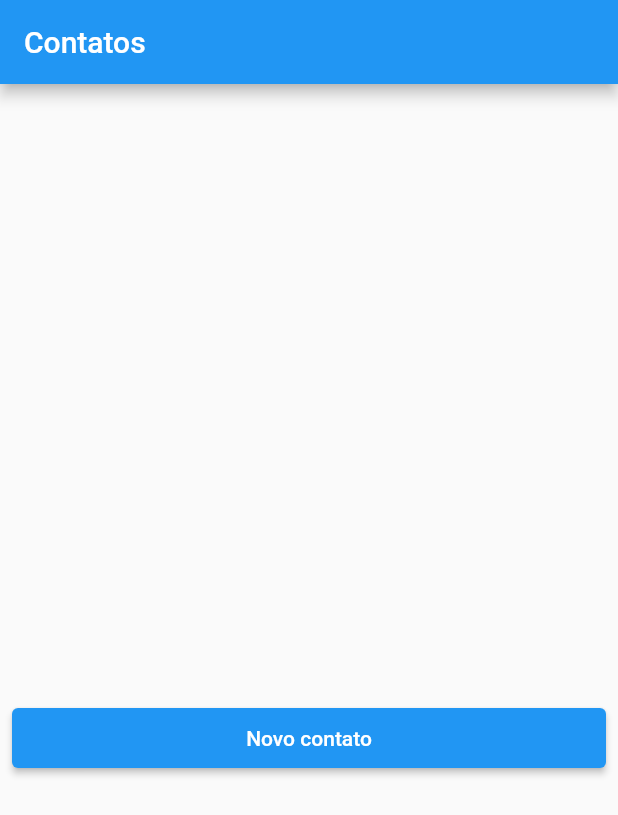
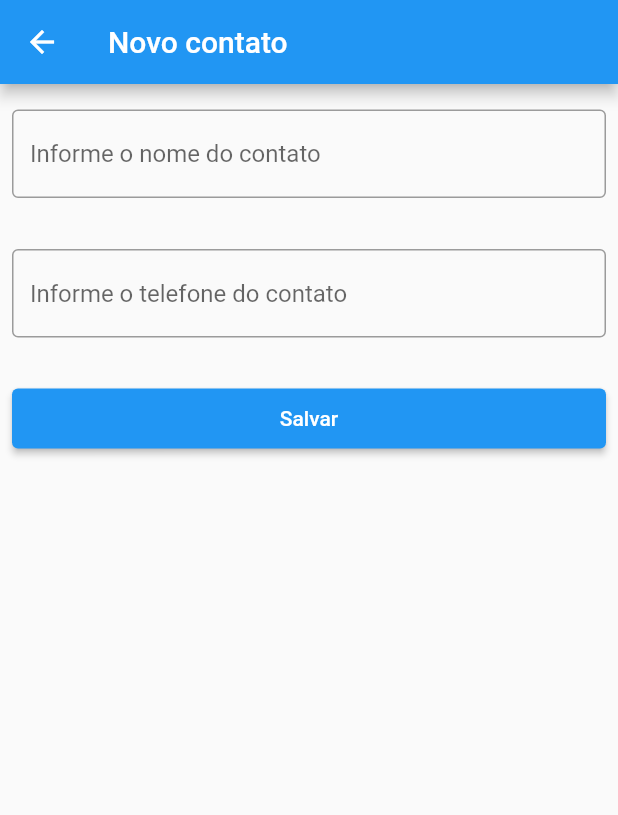
Before and after one commit to wilker123/schedule_app_with_sqlite, a Flutter app: the screen it shows after launch, after a tap on "Novo contato", on a phone screen of 412 x 824 dp. Shown: the top 815 px of the screen. Run offline on Flutter 3.47's test engine with Material 2 defaults, Android fonts, the phone set to English and light mode, and no system bars; our stand-ins replace get_it, sqflite; accounts and stored records are empty.

Commit message:
Created postContact screen

```diff
--- a/schedule_app/lib/bd/database_helper.dart
+++ b/schedule_app/lib/bd/database_helper.dart
@@ -2,6 +2,7 @@ import 'package:path/path.dart';
 import 'package:sqflite/sqflite.dart';
 
 class DataBaseHelper {
+  // ignore: prefer_typing_uninitialized_variables
   static late var database;
 
   Future<Database> getDB() async {
--- a/schedule_app/lib/pages/list_contacts.dart
+++ b/schedule_app/lib/pages/list_contacts.dart
@@ -1,5 +1,6 @@
 import 'package:flutter/material.dart';
 import 'package:get_it/get_it.dart';
+import 'package:schedule_app/pages/post_contact.dart';
 
 import '../bd/contact_table.dart';
 import '../models/contact.dart';
@@ -33,7 +34,7 @@ class _ListContactsState extends State<ListContacts> {
   Widget build(BuildContext context) {
     return Scaffold(
       appBar: AppBar(
-        title: Text("Contatos"),
+        title: const Text("Contatos"),
       ),
       body: Container(
         width: double.infinity,
@@ -61,7 +62,7 @@ class _ListContactsState extends State<ListContacts> {
                     } else if (snapshot.hasError) {
                       Text("${snapshot.error}");
                     }
-                    return CircularProgressIndicator();
+                    return const CircularProgressIndicator();
                   },
                 ),
               ),
@@ -72,8 +73,16 @@ class _ListContactsState extends State<ListContacts> {
                   height: 40,
                   width: double.infinity,
                   child: ElevatedButton(
-                    onPressed: () {},
-                    child: Text("Novo contato"),
+                    onPressed: () {
+                      Navigator.push(
+                        context,
+                        MaterialPageRoute(
+                          builder: (context) =>
+                              PostContact(onUpdateList: atualizarDados),
+                        ),
+                      );
+                    },
+                    child: const Text("Novo contato"),
                   ),
                 ),
               )
--- /dev/null
+++ b/schedule_app/lib/pages/post_contact.dart
@@ -0,0 +1,64 @@
+import 'package:flutter/material.dart';
+
+class PostContact extends StatefulWidget {
+  const PostContact({
+    Key? key,
+    required this.onUpdateList,
+  }) : super(key: key);
+
+  final VoidCallback onUpdateList;
+
+  @override
+  State<PostContact> createState() => _PostContactState();
+}
+
+class _PostContactState extends State<PostContact> {
+  @override
+  Widget build(BuildContext context) {
+    return Scaffold(
+      appBar: AppBar(
+        title: const Text("Novo contato"),
+      ),
+      body: SingleChildScrollView(
+        child: Container(
+          child: Center(
+            child: Column(
+              children: [
+                const Padding(
+                  padding: EdgeInsets.symmetric(horizontal: 8, vertical: 17),
+                  child: TextField(
+                    decoration: InputDecoration(
+                      border: OutlineInputBorder(),
+                      hintText: "Informe o nome do contato",
+                    ),
+                  ),
+                ),
+                const Padding(
+                  padding: EdgeInsets.symmetric(horizontal: 8, vertical: 17),
+                  child: TextField(
+                    decoration: InputDecoration(
+                      border: OutlineInputBorder(),
+                      hintText: "Informe o telefone do contato",
+                    ),
+                  ),
+                ),
+                Padding(
+                  padding:
+                      const EdgeInsets.symmetric(horizontal: 8, vertical: 17),
+                  child: SizedBox(
+                    height: 40,
+                    width: double.infinity,
+                    child: ElevatedButton(
+                      child: const Text("Salvar"),
+                      onPressed: () {},
+                    ),
+                  ),
+                ),
+              ],
+            ),
+          ),
+        ),
+      ),
+    );
+  }
+}
```
